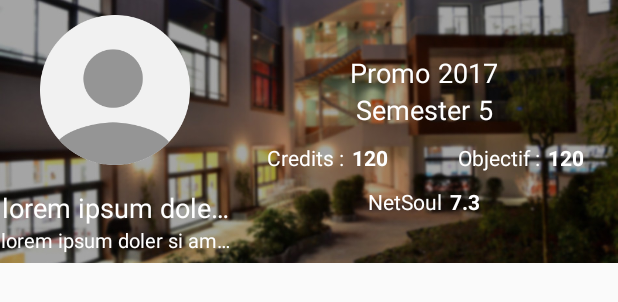
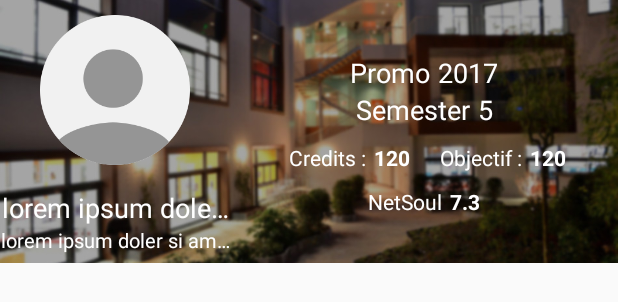
Before and after one commit to debase/EpiAndroid, an Android app: the layout header_dashboard.xml on its own in the app's theme, with its tools: preview values and no code run, on a phone screen of 412 x 824 dp. Shown: the top 302 px of the screen. Run offline under Robolectric (Android 15) with nearby library versions, the phone set to English and light mode, and no system bars.

Commit message:
add search view in modules and fix layout dashboard alignement

```diff
--- a/EpiAndroid/app/src/main/java/epiandroid/eu/epitech/epiandroid/fragment/MarksFragment.java
+++ b/EpiAndroid/app/src/main/java/epiandroid/eu/epitech/epiandroid/fragment/MarksFragment.java
@@ -86,7 +86,6 @@ public class MarksFragment extends LoadingFragment implements AdapterView.OnItem
     public void onCreate(Bundle savedInstanceState) {
         super.onCreate(savedInstanceState);
         setHasOptionsMenu(true);
-        EpitechService.getRequest("marks", null, gsonResponseHandler);
     }
 
     @Override
@@ -100,9 +99,7 @@ public class MarksFragment extends LoadingFragment implements AdapterView.OnItem
 
     @Override
     public View onCreateView(LayoutInflater inflater, ViewGroup container, Bundle savedInstanceState) {
-        view = inflater.inflate(R.layout.fragment_marks, container, false);
-        setHasOptionsMenu(true);
-        return view;
+        return inflater.inflate(R.layout.fragment_marks, container, false);
     }
 
     private void setSearchListenerFromActionBar(SearchView searchView) {
--- a/EpiAndroid/app/src/main/res/layout/header_dashboard.xml
+++ b/EpiAndroid/app/src/main/res/layout/header_dashboard.xml
@@ -139,7 +139,8 @@
                         android:layout_width="fill_parent"
                         android:layout_height="fill_parent"
                         android:layout_weight="1"
-                        android:gravity="center_horizontal">
+                        android:gravity="right"
+                        android:layout_marginRight="10dp">
 
                         <TextView
                             android:layout_width="wrap_content"
@@ -147,8 +148,11 @@
                             android:textAppearance="?android:attr/textAppearanceSmall"
                             android:text="@string/current_credit"
                             android:id="@+id/textView2"
+                            android:textColor="@color/abc_primary_text_material_dark"
                             android:layout_marginRight="5dp"
-                            android:textColor="@color/abc_primary_text_material_dark"/>
+                            android:layout_alignParentTop="true"
+                            android:layout_toLeftOf="@+id/current_credit"
+                            android:layout_toStartOf="@+id/current_credit" />
 
                         <TextView
                             android:layout_width="wrap_content"
@@ -157,17 +161,18 @@
                             android:textStyle="bold"
                             android:text="120"
                             android:id="@+id/current_credit"
-                            android:layout_centerVertical="true"
-                            android:layout_toRightOf="@+id/textView2"
-                            android:layout_toEndOf="@+id/textView2"
-                            android:textColor="@color/abc_primary_text_material_dark"/>
+                            android:textColor="@color/abc_primary_text_material_dark"
+                            android:layout_alignParentTop="true"
+                            android:layout_alignParentRight="true"
+                            android:layout_alignParentEnd="true" />
                     </RelativeLayout>
 
                     <RelativeLayout
                         android:layout_width="fill_parent"
                         android:layout_height="fill_parent"
                         android:layout_weight="1"
-                        android:gravity="center_horizontal">
+                        android:gravity="left"
+                        android:layout_marginLeft="10dp">
 
                         <TextView
                             android:layout_width="wrap_content"
--- a/EpiAndroid/app/src/main/res/values/strings.xml
+++ b/EpiAndroid/app/src/main/res/values/strings.xml
@@ -73,7 +73,7 @@
     <string name="subscribed_since">Subscribed since </string>
     <string name="messages">Last messages</string>
     <string name="rater">Rater :</string>
-    <string name="really_logout">Do you relly want to log out ?</string>
+    <string name="really_logout">Do you really want to log out ?</string>
     <string name="search_mark">Search a mark</string>
     <string name="dialog_ocr_title">OCR working</string>
     <string name="dialog_ocr_message">please wait ...</string>
```
Also changed, not shown: EpiAndroid/app/src/main/java/epiandroid/eu/epitech/epiandroid/adapter/ModuleAdapter.java (+24 -2 lines), EpiAndroid/app/src/main/java/epiandroid/eu/epitech/epiandroid/fragment/ModulesFragment.java (+49 -2 lines).
